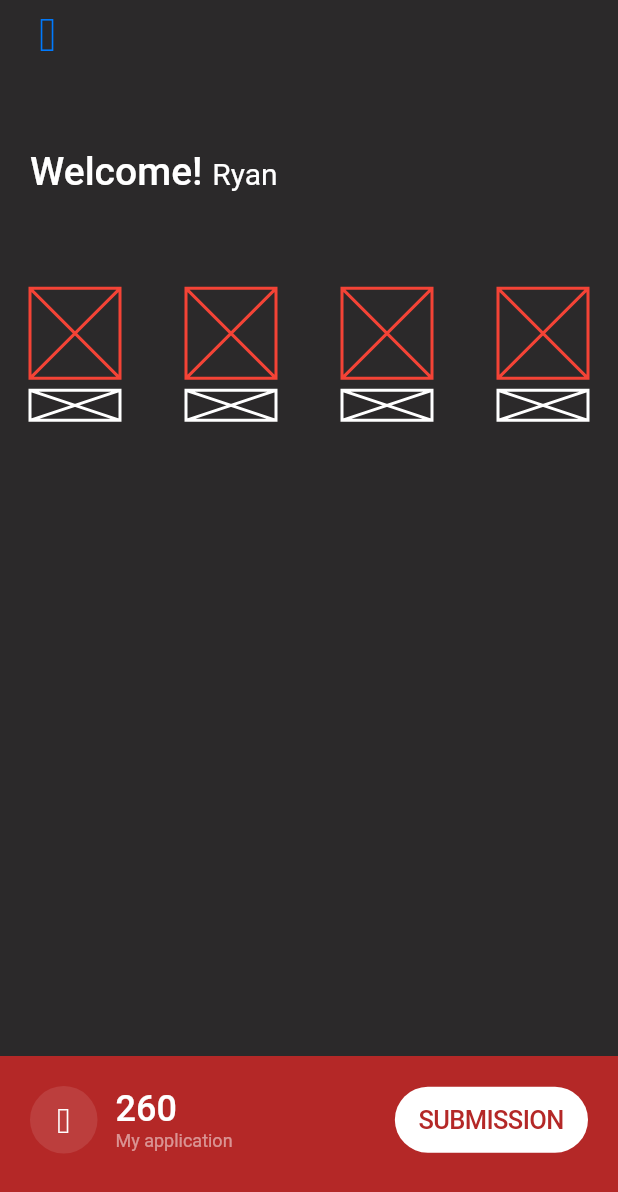
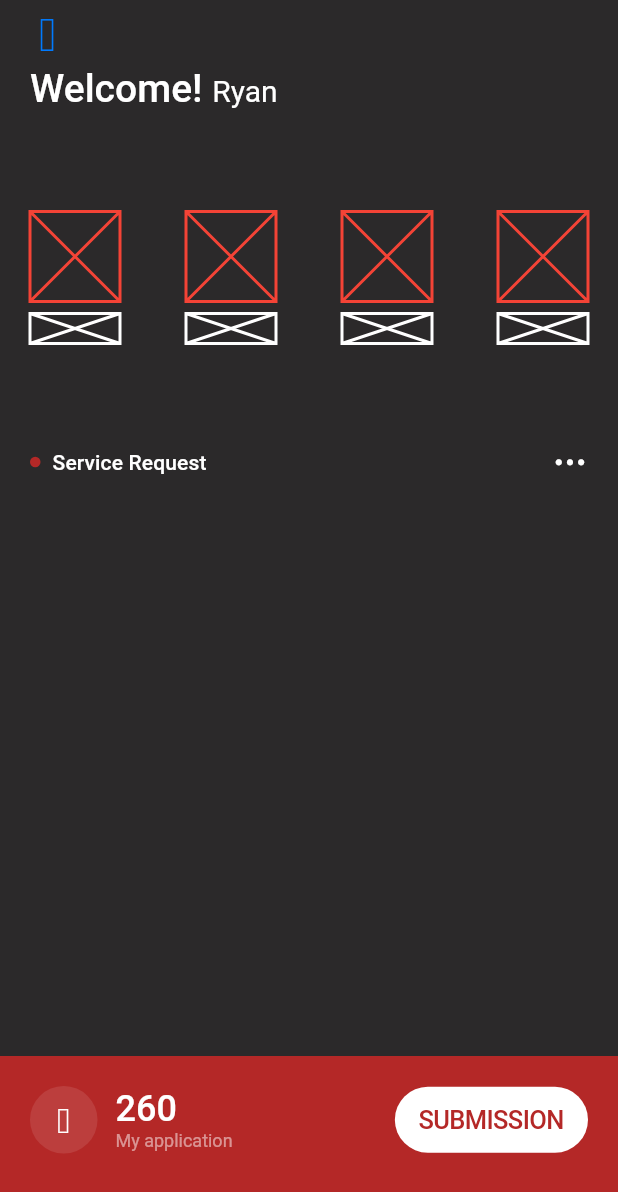
Before and after one commit to GaboBrandX/flutter_challenge_1, a Flutter app: the screen it shows after launch, on a phone screen of 412 x 824 dp. Shown: the top 1192 px of the screen. Run offline on Flutter 3.47's test engine with Material 2 defaults, Android fonts, the phone set to English and light mode, and no system bars.

Commit message:
Added the service request row to the upper column. Changed the navigation bar color.

```diff
--- a/lib/home_page.dart
+++ b/lib/home_page.dart
@@ -20,7 +20,7 @@ class _HomePageState extends State<HomePage> {
     return CupertinoPageScaffold(
       backgroundColor: Color(0xFF2B292A),
       navigationBar: CupertinoNavigationBar(
-        backgroundColor: Colors.transparent,
+        backgroundColor: Color(0xFF2B292A),
         border: Border.all(
           style: BorderStyle.none,
         ),
@@ -30,18 +30,18 @@ class _HomePageState extends State<HomePage> {
       child: Stack(
         children: <Widget>[
           Positioned(
-            top: 68.0,
+            top: 0.0,
             left: 0.0,
             right: 0.0,
             child: Container(
               width: double.infinity,
-              height: MediaQuery.of(context).size.height - (MediaQuery.of(context).size.height / 2.1) - 120.0 - 68.0,
+              height: MediaQuery.of(context).size.height - (MediaQuery.of(context).size.height / 2.0) - 120.0,
               child: Padding(
                 padding: const EdgeInsets.symmetric(horizontal: 20.0),
                 child: Column(
                   crossAxisAlignment: CrossAxisAlignment.start,
                   mainAxisSize: MainAxisSize.max,
-                  mainAxisAlignment: MainAxisAlignment.spaceAround,
+                  mainAxisAlignment: MainAxisAlignment.spaceBetween,
                   children: <Widget>[
                     RichText(
                       textAlign: TextAlign.start,
@@ -71,6 +71,37 @@ class _HomePageState extends State<HomePage> {
                         SquareButton(),
                       ],
                     ),
+                    Padding(
+                      padding: const EdgeInsets.only(bottom: 16.0),
+                      child: Row(
+                        crossAxisAlignment: CrossAxisAlignment.center,
+                        mainAxisSize: MainAxisSize.max,
+                        children: <Widget>[
+                          Container(
+                            width: 7.0,
+                            height: 7.0,
+                            decoration: BoxDecoration(
+                              color: Color(0xFFB42827),
+                              borderRadius: BorderRadius.circular(5.0),
+                            ),
+                          ),
+                          SizedBox(
+                            width: 8.0,
+                          ),
+                          Text(
+                            'Service Request',
+                            style: Theme.of(context).textTheme.subtitle.copyWith(color: Colors.white),
+                          ),
+                          Expanded(
+                            child: SizedBox(),
+                          ),
+                          Icon(
+                            CupertinoIcons.ellipsis,
+                            color: Colors.white,
+                          ),
+                        ],
+                      ),
+                    ),
                   ],
                 ),
               ),
@@ -81,7 +112,7 @@ class _HomePageState extends State<HomePage> {
             left: 0.0,
             right: 0.0,
             child: Container(
-              height: MediaQuery.of(context).size.height / 2.1,
+              height: MediaQuery.of(context).size.height / 2.0,
             ),
           ),
           Positioned(
```
